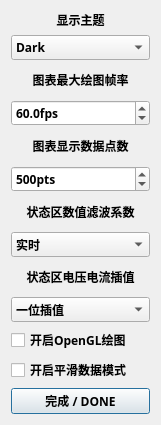
Old version of the form gui_source/mdp_gui_template/graphics.ui in the repository ElluIFX/DP100-PyQt5-GUI.
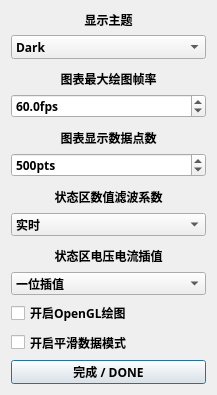
New version of the form.

Commit message: fix graph blink, improve window size and center

```diff
--- a/gui_source/mdp_gui_template/graphics.ui
+++ b/gui_source/mdp_gui_template/graphics.ui
@@ -12,10 +12,22 @@
    <rect>
     <x>0</x>
     <y>0</y>
-    <width>161</width>
+    <width>217</width>
     <height>395</height>
    </rect>
   </property>
+  <property name="minimumSize">
+   <size>
+    <width>217</width>
+    <height>395</height>
+   </size>
+  </property>
+  <property name="maximumSize">
+   <size>
+    <width>217</width>
+    <height>16777215</height>
+   </size>
+  </property>
   <property name="windowTitle">
    <string>图形设置</string>
   </property>
```
The commit also changes 7 other files.
